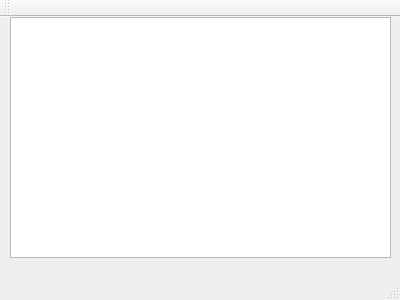
Qt form mainwindow.ui (xdocek07/ITU-projekt) before a commit.
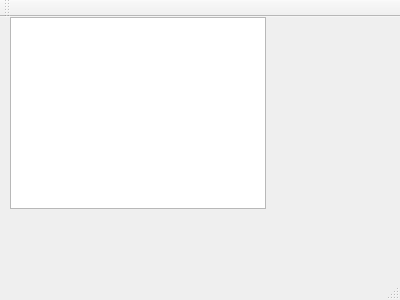
The same form after that commit.

Diff of the .ui file:
```diff
--- a/mainwindow.ui
+++ b/mainwindow.ui
@@ -19,8 +19,8 @@
      <rect>
       <x>10</x>
       <y>0</y>
-      <width>381</width>
-      <height>241</height>
+      <width>256</width>
+      <height>192</height>
      </rect>
     </property>
    </widget>
```
